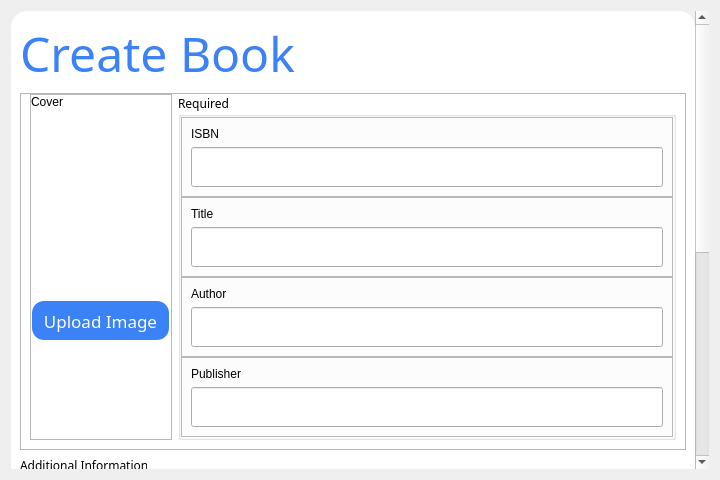
Qt form pages/bookManagement/form.ui (al-dioooo/bookster) before a commit.
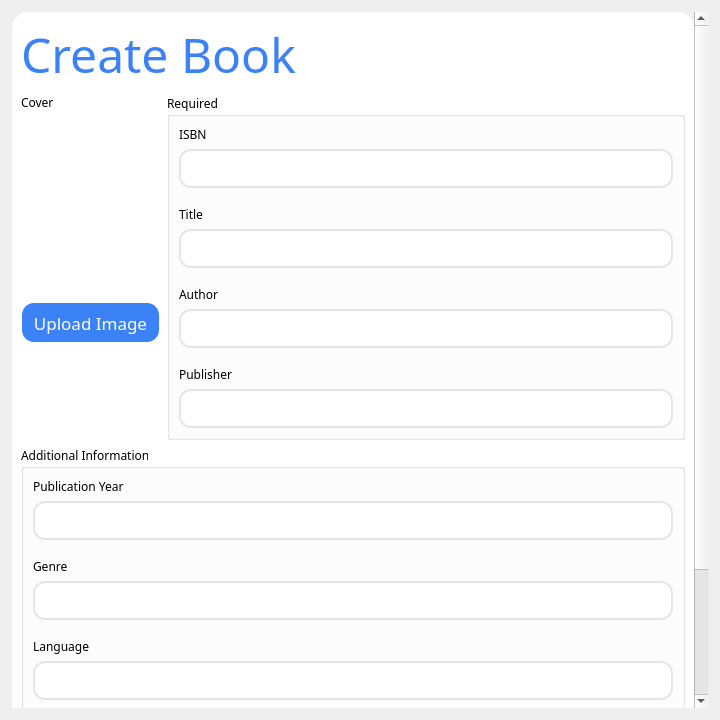
The same form after that commit. Icons and pictures are not drawn.

The edit to the form file:
```diff
--- a/pages/bookManagement/form.ui
+++ b/pages/bookManagement/form.ui
@@ -7,13 +7,25 @@
     <x>0</x>
     <y>0</y>
     <width>720</width>
-    <height>480</height>
+    <height>720</height>
    </rect>
   </property>
   <property name="windowTitle">
    <string>Add Book</string>
   </property>
   <layout class="QVBoxLayout" name="dialogVerticalLayout">
+   <property name="leftMargin">
+    <number>12</number>
+   </property>
+   <property name="topMargin">
+    <number>12</number>
+   </property>
+   <property name="rightMargin">
+    <number>12</number>
+   </property>
+   <property name="bottomMargin">
+    <number>12</number>
+   </property>
    <item>
     <widget class="QScrollArea" name="scrollArea">
      <property name="styleSheet">
@@ -31,7 +43,7 @@
         <x>0</x>
         <y>0</y>
         <width>696</width>
-        <height>903</height>
+        <height>890</height>
        </rect>
       </property>
       <property name="styleSheet">
@@ -74,22 +86,25 @@
        <item>
         <widget class="QFrame" name="frame_10">
          <property name="frameShape">
-          <enum>QFrame::Shape::StyledPanel</enum>
-         </property>
-         <property name="frameShadow">
-          <enum>QFrame::Shadow::Raised</enum>
+          <enum>QFrame::Shape::NoFrame</enum>
          </property>
          <layout class="QHBoxLayout" name="horizontalLayout">
+          <property name="leftMargin">
+           <number>0</number>
+          </property>
           <property name="topMargin">
            <number>0</number>
           </property>
+          <property name="rightMargin">
+           <number>0</number>
+          </property>
+          <property name="bottomMargin">
+           <number>0</number>
+          </property>
           <item>
            <widget class="QFrame" name="frame_9">
             <property name="frameShape">
-             <enum>QFrame::Shape::StyledPanel</enum>
-            </property>
-            <property name="frameShadow">
-             <enum>QFrame::Shadow::Raised</enum>
+             <enum>QFrame::Shape::NoFrame</enum>
             </property>
             <layout class="QVBoxLayout" name="verticalLayout_11">
              <property name="leftMargin">
@@ -106,6 +121,11 @@
              </property>
              <item alignment="Qt::AlignmentFlag::AlignBottom">
               <widget class="QLabel" name="label_11">
+               <property name="font">
+                <font>
+                 <family>Poppins</family>
+                </font>
+               </property>
                <property name="text">
                 <string>Cover</string>
                </property>
@@ -216,15 +236,14 @@
                  <height>80</height>
                 </size>
                </property>
-               <property name="frameShape">
-                <enum>QFrame::Shape::StyledPanel</enum>
-               </property>
-               <property name="frameShadow">
-                <enum>QFrame::Shadow::Raised</enum>
-               </property>
                <layout class="QVBoxLayout" name="verticalLayout">
                 <item alignment="Qt::AlignmentFlag::AlignBottom">
                  <widget class="QLabel" name="label">
+                  <property name="font">
+                   <font>
+                    <family>Poppins</family>
+                   </font>
+                  </property>
                   <property name="text">
                    <string>ISBN</string>
                   </property>
@@ -238,6 +257,17 @@
                     <verstretch>0</verstretch>
                    </sizepolicy>
                   </property>
+                  <property name="styleSheet">
+                   <string notr="true">QLineEdit {
+	padding: 6px 12px;
+	border-radius: 12px;
+	border: 2px solid #E5E5E5;
+}
+
+QLineEdit:focus {
+	border: 2px solid #DBEAFE;
+}</string>
+                  </property>
                  </widget>
                 </item>
                </layout>
@@ -251,15 +281,14 @@
                  <height>80</height>
                 </size>
                </property>
-               <property name="frameShape">
-                <enum>QFrame::Shape::StyledPanel</enum>
-               </property>
-               <property name="frameShadow">
-                <enum>QFrame::Shadow::Raised</enum>
-               </property>
                <layout class="QVBoxLayout" name="verticalLayout_2">
                 <item alignment="Qt::AlignmentFlag::AlignBottom">
                  <widget class="QLabel" name="label_2">
+                  <property name="font">
+                   <font>
+                    <family>Poppins</family>
+                   </font>
+                  </property>
                   <property name="text">
                    <string>Title</string>
                   </property>
@@ -273,6 +302,17 @@
                     <verstretch>0</verstretch>
                    </sizepolicy>
                   </property>
+                  <property name="styleSheet">
+                   <string notr="true">QLineEdit {
+	padding: 6px 12px;
+	border-radius: 12px;
+	border: 2px solid #E5E5E5;
+}
+
+QLineEdit:focus {
+	border: 2px solid #DBEAFE;
+}</string>
+                  </property>
                  </widget>
                 </item>
                </layout>
@@ -286,15 +326,14 @@
                  <height>80</height>
                 </size>
                </property>
-               <property name="frameShape">
-                <enum>QFrame::Shape::StyledPanel</enum>
-               </property>
-               <property name="frameShadow">
-                <enum>QFrame::Shadow::Raised</enum>
-               </property>
                <layout class="QVBoxLayout" name="verticalLayout_3">
                 <item alignment="Qt::AlignmentFlag::AlignBottom">
                  <widget class="QLabel" name="label_3">
+                  <property name="font">
+                   <font>
+                    <family>Poppins</family>
+                   </font>
+                  </property>
                   <property name="text">
                    <string>Author</string>
                   </property>
@@ -308,6 +347,17 @@
                     <verstretch>0</verstretch>
                    </sizepolicy>
                   </property>
+                  <property name="styleSheet">
+                   <string notr="true">QLineEdit {
+	padding: 6px 12px;
+	border-radius: 12px;
+	border: 2px solid #E5E5E5;
+}
+
+QLineEdit:focus {
+	border: 2px solid #DBEAFE;
+}</string>
+                  </property>
                  </widget>
                 </item>
                </layout>
@@ -321,15 +371,14 @@
                  <height>80</height>
                 </size>
                </property>
-               <property name="frameShape">
-                <enum>QFrame::Shape::StyledPanel</enum>
-               </property>
-               <property name="frameShadow">
-                <enum>QFrame::Shadow::Raised</enum>
-               </property>
                <layout class="QVBoxLayout" name="verticalLayout_4">
                 <item alignment="Qt::AlignmentFlag::AlignBottom">
                  <widget class="QLabel" name="label_5">
+                  <property name="font">
+                   <font>
+                    <family>Poppins</family>
+                   </font>
+                  </property>
                   <property name="text">
                    <string>Publisher</string>
                   </property>
@@ -343,6 +392,17 @@
                     <verstretch>0</verstretch>
                    </sizepolicy>
                   </property>
+                  <property name="styleSheet">
+                   <string notr="true">QLineEdit {
+	padding: 6px 12px;
+	border-radius: 12px;
+	border: 2px solid #E5E5E5;
+}
+
+QLineEdit:focus {
+	border: 2px solid #DBEAFE;
+}</string>
+                  </property>
                  </widget>
                 </item>
                </layout>
@@ -388,15 +448,14 @@
               <height>80</height>
              </size>
             </property>
-            <property name="frameShape">
-             <enum>QFrame::Shape::StyledPanel</enum>
-            </property>
-            <property name="frameShadow">
-             <enum>QFrame::Shadow::Raised</enum>
-            </property>
             <layout class="QVBoxLayout" name="verticalLayout_7">
              <item alignment="Qt::AlignmentFlag::AlignBottom">
               <widget class="QLabel" name="label_6">
+               <property name="font">
+                <font>
+                 <family>Poppins</family>
+                </font>
+               </property>
                <property name="text">
                 <string>Publication Year</string>
                </property>
@@ -410,6 +469,17 @@
                  <verstretch>0</verstretch>
                 </sizepolicy>
                </property>
+               <property name="styleSheet">
+                <string notr="true">QLineEdit {
+	padding: 6px 12px;
+	border-radius: 12px;
+	border: 2px solid #E5E5E5;
+}
+
+QLineEdit:focus {
+	border: 2px solid #DBEAFE;
+}</string>
+               </property>
               </widget>
              </item>
             </layout>
@@ -423,15 +493,14 @@
               <height>80</height>
              </size>
             </property>
-            <property name="frameShape">
-             <enum>QFrame::Shape::StyledPanel</enum>
-            </property>
-            <property name="frameShadow">
-             <enum>QFrame::Shadow::Raised</enum>
-            </property>
             <layout class="QVBoxLayout" name="verticalLayout_8">
              <item alignment="Qt::AlignmentFlag::AlignBottom">
               <widget class="QLabel" name="label_7">
+               <property name="font">
+                <font>
+                 <family>Poppins</family>
+                </font>
+               </property>
                <property name="text">
                 <string>Genre</string>
                </property>
@@ -445,6 +514,17 @@
                  <verstretch>0</verstretch>
                 </sizepolicy>
                </property>
+               <property name="styleSheet">
+                <string notr="true">QLineEdit {
+	padding: 6px 12px;
+	border-radius: 12px;
+	border: 2px solid #E5E5E5;
+}
+
+QLineEdit:focus {
+	border: 2px solid #DBEAFE;
+}</string>
+               </property>
               </widget>
              </item>
             </layout>
@@ -458,15 +538,14 @@
               <height>80</height>
              </size>
             </property>
-            <property name="frameShape">
-             <enum>QFrame::Shape::StyledPanel</enum>
-            </property>
-            <property name="frameShadow">
-             <enum>QFrame::Shadow::Raised</enum>
-            </property>
             <layout class="QVBoxLayout" name="verticalLayout_9">
              <item alignment="Qt::AlignmentFlag::AlignBottom">
               <widget class="QLabel" name="label_8">
+               <property name="font">
+                <font>
+                 <family>Poppins</family>
+                </font>
+               </property>
                <property name="text">
                 <string>Language</string>
                </property>
@@ -480,6 +559,17 @@
                  <verstretch>0</verstretch>
                 </sizepolicy>
                </property>
+               <property name="styleSheet">
+                <string notr="true">QLineEdit {
+	padding: 6px 12px;
+	border-radius: 12px;
+	border: 2px solid #E5E5E5;
+}
+
+QLineEdit:focus {
+	border: 2px solid #DBEAFE;
+}</string>
+               </property>
               </widget>
              </item>
             </layout>
```
Left out of the diff: 34 changed lines with no effect on the pictures.
